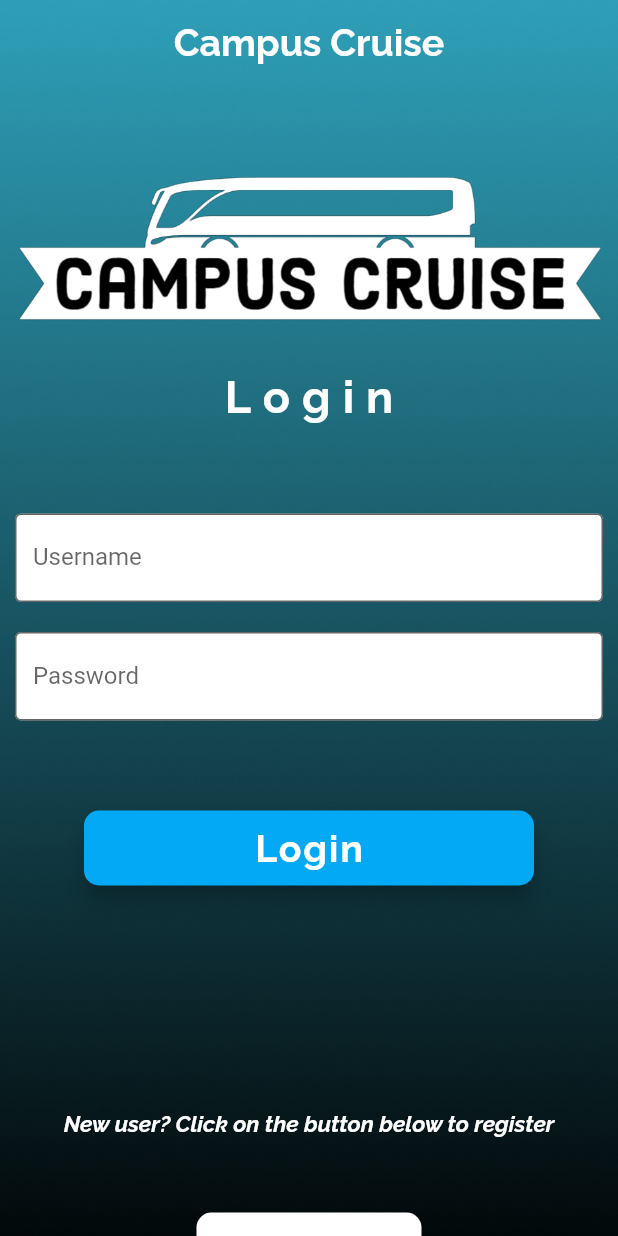
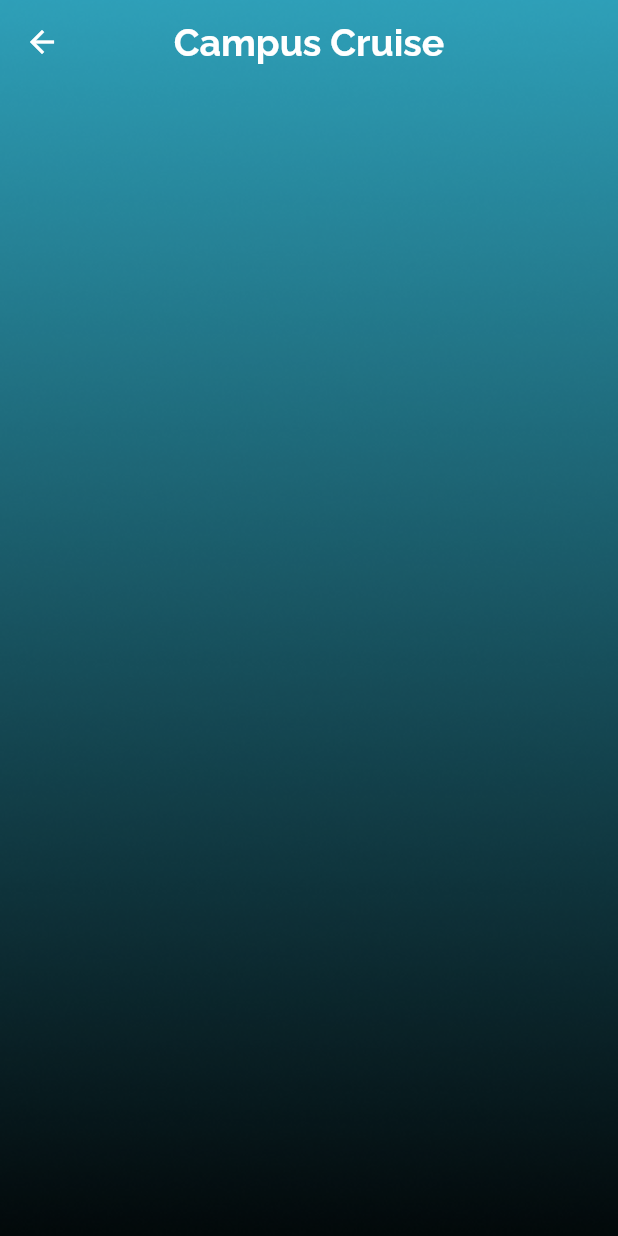
Before and after one commit to utsavns96/campus_cruise, a Flutter app: the screen it shows after launch, after a tap on "Register", on a phone screen of 412 x 824 dp. Run offline on Flutter 3.47's test engine with Material 2 defaults, Android fonts, the phone set to English and light mode, and no system bars; our stand-ins replace flutter_rating_bar, google_maps_flutter, location; missing offline and left inert: flutter_polyline_points.

Commit message:
Register page draft

```diff
--- a/lib/login.dart
+++ b/lib/login.dart
@@ -1,4 +1,5 @@
 import 'package:campus_cruise/home.dart';
+import 'package:campus_cruise/register.dart';
 import 'package:flutter/material.dart';
 
 void main() => runApp(const MaterialApp(
@@ -124,7 +125,11 @@ class _LoginState extends State<Login> {
                   height: 100,
                   child: FloatingActionButton(
                     onPressed: () {
-                      //TO DO: Add register functionality
+                      Navigator.push(
+                          context,
+                          MaterialPageRoute(
+                              builder: (_) => const RegisterScreenPage(
+                                  title: 'Campus Cruise')));
                     },
                     backgroundColor: Colors.white,
                     shape: RoundedRectangleBorder(
--- /dev/null
+++ b/lib/register.dart
@@ -0,0 +1,87 @@
+import 'package:flutter/material.dart';
+
+void registerpage() => runApp(MaterialApp(
+  title: 'Campus Cruise',
+  home: registerscreen(),
+));
+
+class registerscreen extends StatefulWidget {
+  const registerscreen({super.key});
+
+  @override
+  State<registerscreen> createState() => _registerscreenState();
+}
+
+class _registerscreenState extends State<registerscreen> {
+  @override
+  Widget build(BuildContext context) {
+    return Scaffold(
+      extendBodyBehindAppBar: true,
+      appBar: AppBar(
+        title: Text(
+          'Campus Cruise',
+          style: TextStyle(
+            fontFamily: 'Raleway',
+            fontSize: 25.0,
+            fontWeight: FontWeight.bold,
+            color: Colors.white,
+          ),
+        ),
+        centerTitle: true,
+        backgroundColor: Color(0x00000000),
+        elevation: 0.0,
+      ),
+      body: Container(
+        decoration: BoxDecoration(
+          image: DecorationImage(
+            image: AssetImage('assets/bgimage.png'),
+            fit: BoxFit.cover,
+          ),
+        ),
+      ),
+    );
+  }
+}
+
+class RegisterScreenPage extends StatefulWidget {
+  const RegisterScreenPage({Key? key, required this.title}) : super(key: key);
+  final String title;
+
+  @override
+  State<RegisterScreenPage> createState() => _basicState();
+}
+
+class _basicState extends State<RegisterScreenPage> {
+  @override
+  Widget build(BuildContext context) {
+    return Scaffold(
+        extendBodyBehindAppBar: true,
+        appBar: AppBar(
+          title: const Text(
+            'Campus Cruise',
+            style: TextStyle(
+              fontFamily: 'Raleway',
+              fontSize: 25.0,
+              fontWeight: FontWeight.bold,
+              color: Colors.white,
+            ),
+          ),
+          centerTitle: true,
+          backgroundColor: Color(0x00000000),
+          elevation: 0.0,
+        ),
+        body: Stack(
+          children: <Widget>[
+            Container(
+              decoration: BoxDecoration(
+                image: DecorationImage(
+                  image: const AssetImage("assets/bgimage.png"),
+                  fit: BoxFit.cover,
+                ),
+              ),
+            ),
+          ],
+        )
+    );
+  }
+}
```
